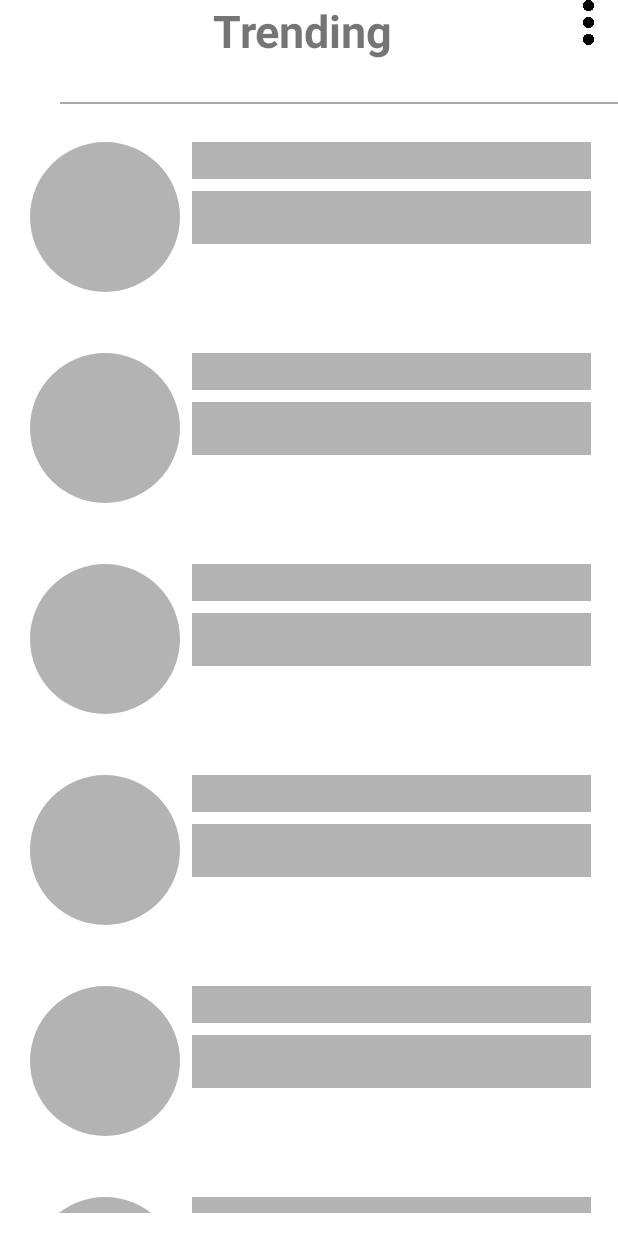
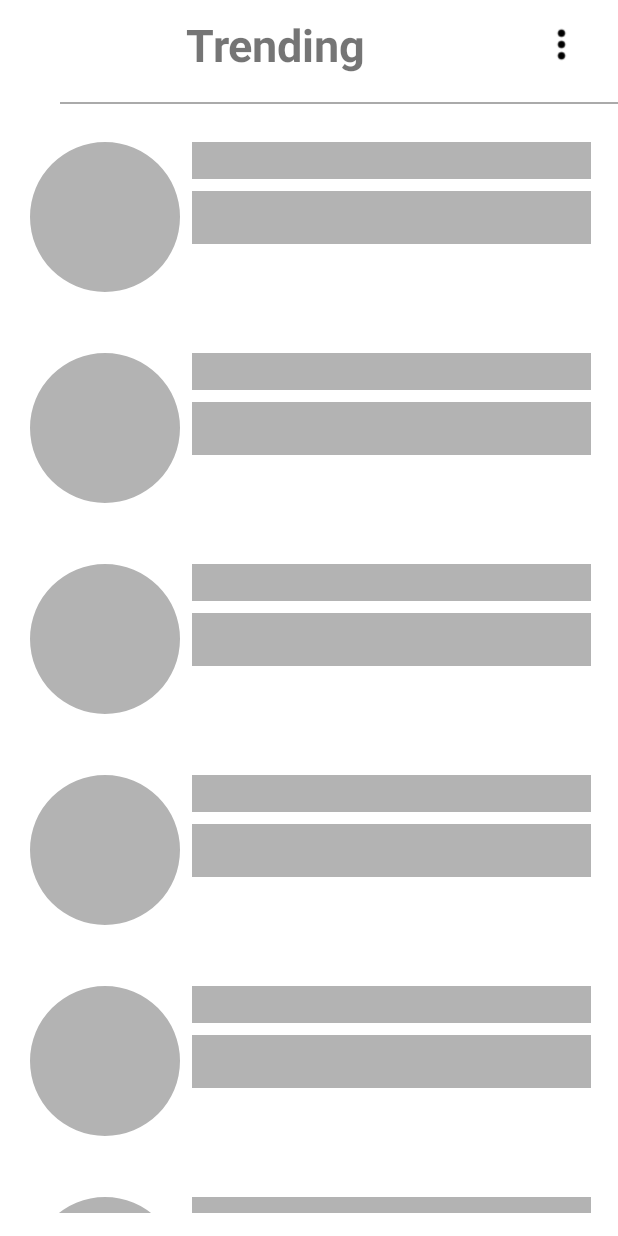
Before and after one commit to AhmadAyyaz1993/MVP-sample-TDD, an Android app: the screen it shows after launch (MainActivity), on a phone screen of 412 x 824 dp. Run offline under Robolectric (Android 15) with nearby library versions, the phone set to English and light mode, and no system bars; our stand-ins replace Dagger/Hilt's generated code, Shimmer; libraries missing offline, so code that uses them is left out: moxy.presenter; pictures from the network do not load.

Commit message:
made some ui changes

```diff
--- a/app/src/main/res/layout/activity_main.xml
+++ b/app/src/main/res/layout/activity_main.xml
@@ -13,14 +13,14 @@
     <LinearLayout
         android:layout_width="match_parent"
         android:layout_height="wrap_content"
-        android:gravity="center_horizontal"
+        android:gravity="center"
         android:weightSum="1"
         android:orientation="horizontal">
         <TextView
             android:layout_width="0dp"
             android:layout_height="60dp"
             android:text="Trending"
-            android:gravity="center_horizontal"
+            android:gravity="center"
             android:textStyle="bold"
             android:layout_marginLeft="30dp"
             android:layout_weight="0.90"
@@ -28,10 +28,11 @@
             />
         <ImageView
             android:id="@+id/action_menu"
-            android:layout_width="0dp"
+            android:layout_width="wrap_content"
             android:layout_height="30dp"
+
             android:layout_weight="0.10"
-            android:src="@drawable/menu"
+            android:src="@drawable/outline_more_vert"
             />
     </LinearLayout>
     <View
```
Also changed, not shown: app/src/main/res/drawable-night/outline_more_vert.png (added), app/src/main/res/drawable/outline_more_vert.png (added), 1 other file.
